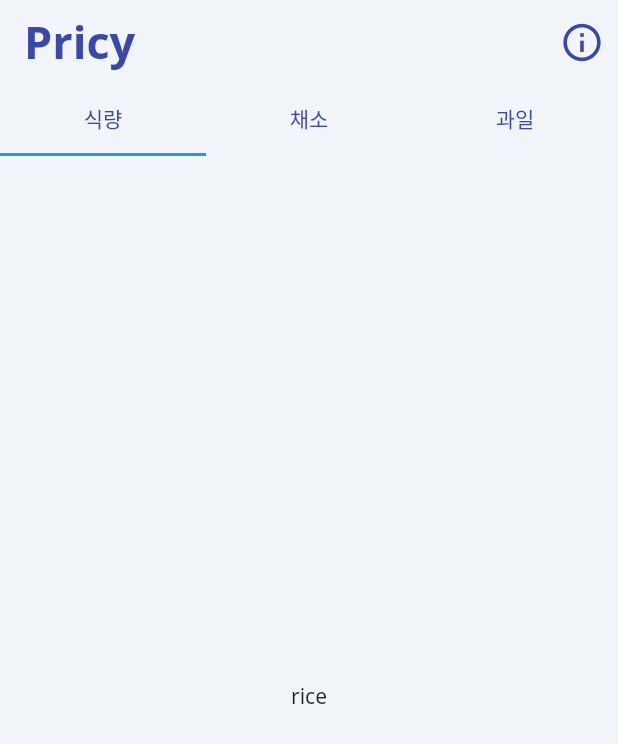
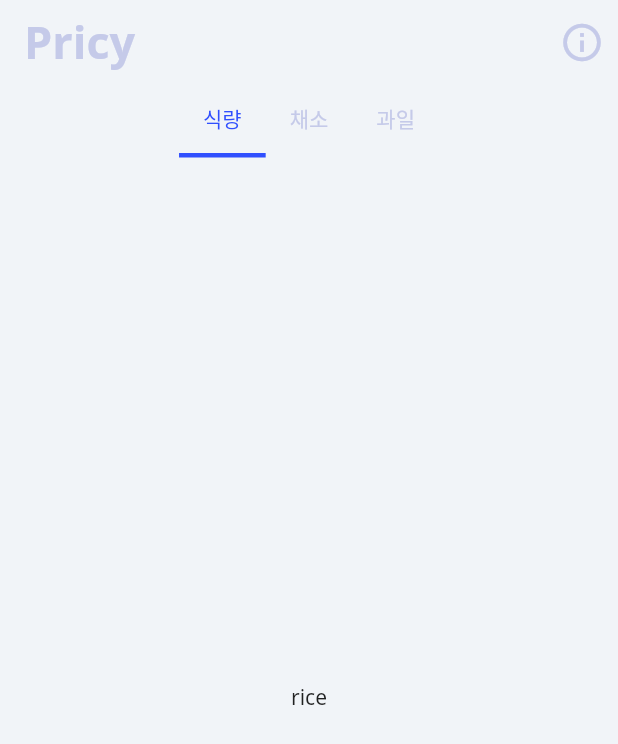
Before and after one commit to yujinkim1/pricy-flutter, a Flutter app: the screen it shows after launch, on a phone screen of 412 x 824 dp. Shown: the top 744 px of the screen. Run offline on Flutter 3.47's test engine with Material 2 defaults, Android fonts, the light colour scheme and no system bars.

Commit message:
edit styles

```diff
--- a/lib/home.dart
+++ b/lib/home.dart
@@ -22,7 +22,7 @@ class _HomePageState extends State<HomePage> {
           title: const Text(
             'Pricy',
             style: TextStyle(
-                color: Palette.highLightColor,
+                color: Palette.normalTextColor,
                 fontSize: 30,
                 fontWeight: FontWeight.bold),
           ),
@@ -55,7 +55,7 @@ class _HomePageState extends State<HomePage> {
               },
               icon: const Icon(
                 Icons.info_outline,
-                color: Palette.highLightColor,
+                color: Palette.normalTextColor,
                 size: 30,
               ),
             ),
@@ -64,24 +64,23 @@ class _HomePageState extends State<HomePage> {
           elevation: 0,
           //MARK: bottom in tabBar
           bottom: TabBar(
+            isScrollable: true,
+            labelColor: Palette.tabLabelColor,
+            indicatorColor: Palette.tabLabelColor,
+            indicatorWeight: 3,
+            unselectedLabelColor: Palette.normalTextColor,
             tabs: <Widget>[
               Tab(
-                child: Text("식량",
-                    style: TextStyle(
-                      color: Palette.highLightColor,
-                    )),
+                child:
+                    Text("식량", style: TextStyle(fontWeight: FontWeight.w400)),
               ),
               Tab(
-                child: Text("채소",
-                    style: TextStyle(
-                      color: Palette.highLightColor,
-                    )),
+                child:
+                    Text("채소", style: TextStyle(fontWeight: FontWeight.w400)),
               ),
               Tab(
-                child: Text("과일",
-                    style: TextStyle(
-                      color: Palette.highLightColor,
-                    )),
+                child:
+                    Text("과일", style: TextStyle(fontWeight: FontWeight.w400)),
               ),
             ],
           ),
```
Also changed, not shown: 1 other file.
